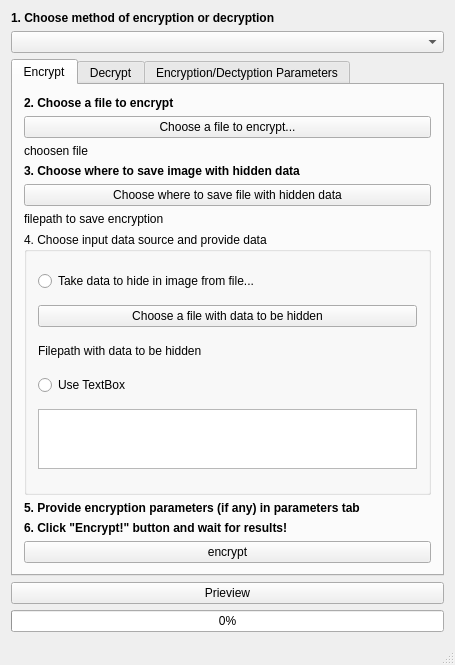
Above: zpr_stegano.ui from ManRosKK/ZPR_STEGANO before the change. Below: the same form after it.
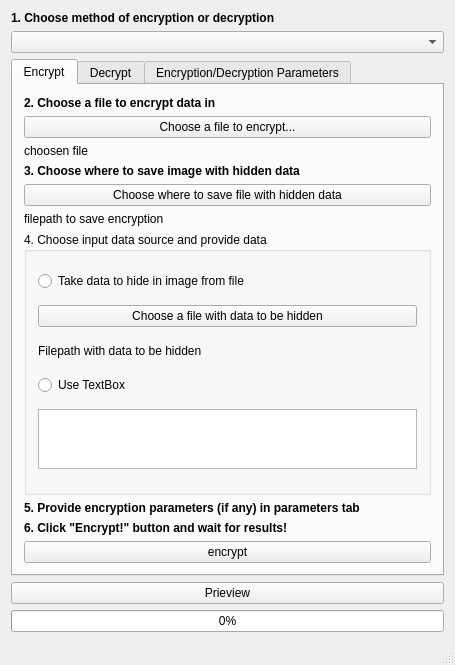
That is the form after the change.

Commit message: Misspelled word in UI. Fixed comment adding reference to qt docs

What changed in the file:
```diff
--- a/zpr_stegano.ui
+++ b/zpr_stegano.ui
@@ -44,7 +44,7 @@
         <item>
          <widget class="QLabel" name="label_2">
           <property name="text">
-           <string>&lt;b&gt;2. Choose a file to encrypt&lt;/b&gt;</string>
+           <string>&lt;b&gt;2. Choose a file to encrypt data in&lt;/b&gt;</string>
           </property>
          </widget>
         </item>
@@ -104,7 +104,7 @@
            <item>
             <widget class="QRadioButton" name="fileRadioEncrypt">
              <property name="text">
-              <string>Take data to hide in image from file...</string>
+              <string>Take data to hide in image from file</string>
              </property>
             </widget>
            </item>
@@ -275,7 +275,7 @@
       </widget>
       <widget class="QWidget" name="WidgetTab">
        <attribute name="title">
-        <string>Encryption/Dectyption Parameters</string>
+        <string>Encryption/Decryption Parameters</string>
        </attribute>
        <layout class="QVBoxLayout" name="verticalLayout_6">
         <item>
```
Left out of the diff: 2 changed lines with no effect on the pictures. The commit also changes 1 other file.
